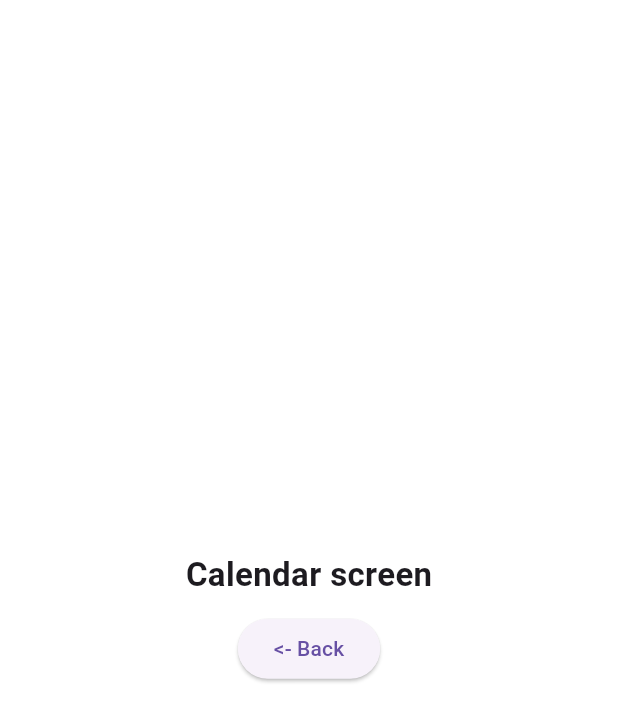
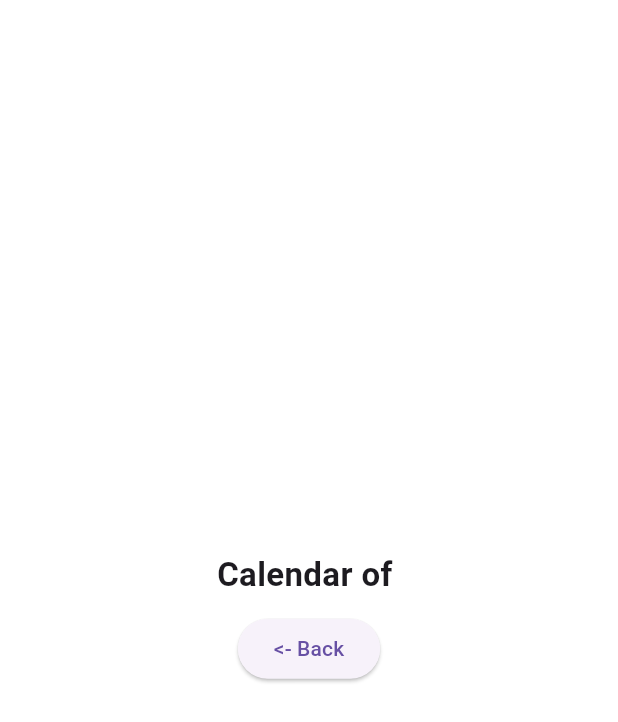
Before and after one commit to ArchOrn/egsi_flutter_2024_5iw3, a Flutter app: the screen it shows after launch, after a tap on "Go!", on a phone screen of 412 x 824 dp. Shown: the top 722 px of the screen. Run offline on Flutter 3.47's test engine with Material 3 defaults, Android fonts, the phone set to English and light mode, and no system bars.

Commit message:
Demo with routes with arguments and TextField

```diff
--- a/lib/app.dart
+++ b/lib/app.dart
@@ -11,7 +11,17 @@ class App extends StatelessWidget {
       debugShowCheckedModeBanner: false,
       routes: {
         '/': (context) => const HomeScreen(),
-        CalendarScreen.routeName: (context) => const CalendarScreen(),
+      },
+      onGenerateRoute: (settings) {
+        final args = settings.arguments;
+        switch (settings.name) {
+          case CalendarScreen.routeName:
+            return MaterialPageRoute(
+              builder: (context) {
+                return CalendarScreen(username: args as String);
+              },
+            );
+        }
       },
       theme: ThemeData(
         textTheme: const TextTheme(
--- a/lib/calendar/calendar_screen.dart
+++ b/lib/calendar/calendar_screen.dart
@@ -1,13 +1,15 @@
 import 'package:flutter/material.dart';
 
 class CalendarScreen extends StatelessWidget {
-  static String routeName = '/calendar';
+  static const String routeName = '/calendar';
 
-  static Future<void> navigateTo(BuildContext context) {
-    return Navigator.of(context).pushNamed(routeName);
+  static Future<void> navigateTo(BuildContext context, {required String username}) {
+    return Navigator.of(context).pushNamed(routeName, arguments: username);
   }
 
-  const CalendarScreen({super.key});
+  final String username;
+
+  const CalendarScreen({super.key, required this.username});
 
   @override
   Widget build(BuildContext context) {
@@ -18,9 +20,9 @@ class CalendarScreen extends StatelessWidget {
         child: Column(
           mainAxisAlignment: MainAxisAlignment.center,
           children: [
-            const Text(
-              'Calendar screen',
-              style: TextStyle(
+            Text(
+              'Calendar of $username',
+              style: const TextStyle(
                 fontSize: 22,
                 fontWeight: FontWeight.bold,
               ),
--- a/lib/home/home_screen.dart
+++ b/lib/home/home_screen.dart
@@ -1,8 +1,15 @@
 import 'package:flutter/material.dart';
 import 'package:flutter_5iw3/calendar/calendar_screen.dart';
 
-class HomeScreen extends StatelessWidget {
+class HomeScreen extends StatefulWidget {
   const HomeScreen({super.key});
+
+  @override
+  State<HomeScreen> createState() => _HomeScreenState();
+}
+
+class _HomeScreenState extends State<HomeScreen> {
+  final TextEditingController _controller = TextEditingController();
 
   @override
   Widget build(BuildContext context) {
@@ -21,8 +28,15 @@ class HomeScreen extends StatelessWidget {
               ),
             ),
             const SizedBox(height: 10),
+            Padding(
+              padding: const EdgeInsets.all(20),
+              child: TextField(
+                controller: _controller,
+              ),
+            ),
+            const SizedBox(height: 10),
             ElevatedButton(
-              onPressed: () => CalendarScreen.navigateTo(context),
+              onPressed: () => CalendarScreen.navigateTo(context, username: _controller.text),
               child: const Text('Go!'),
             ),
           ],
```
